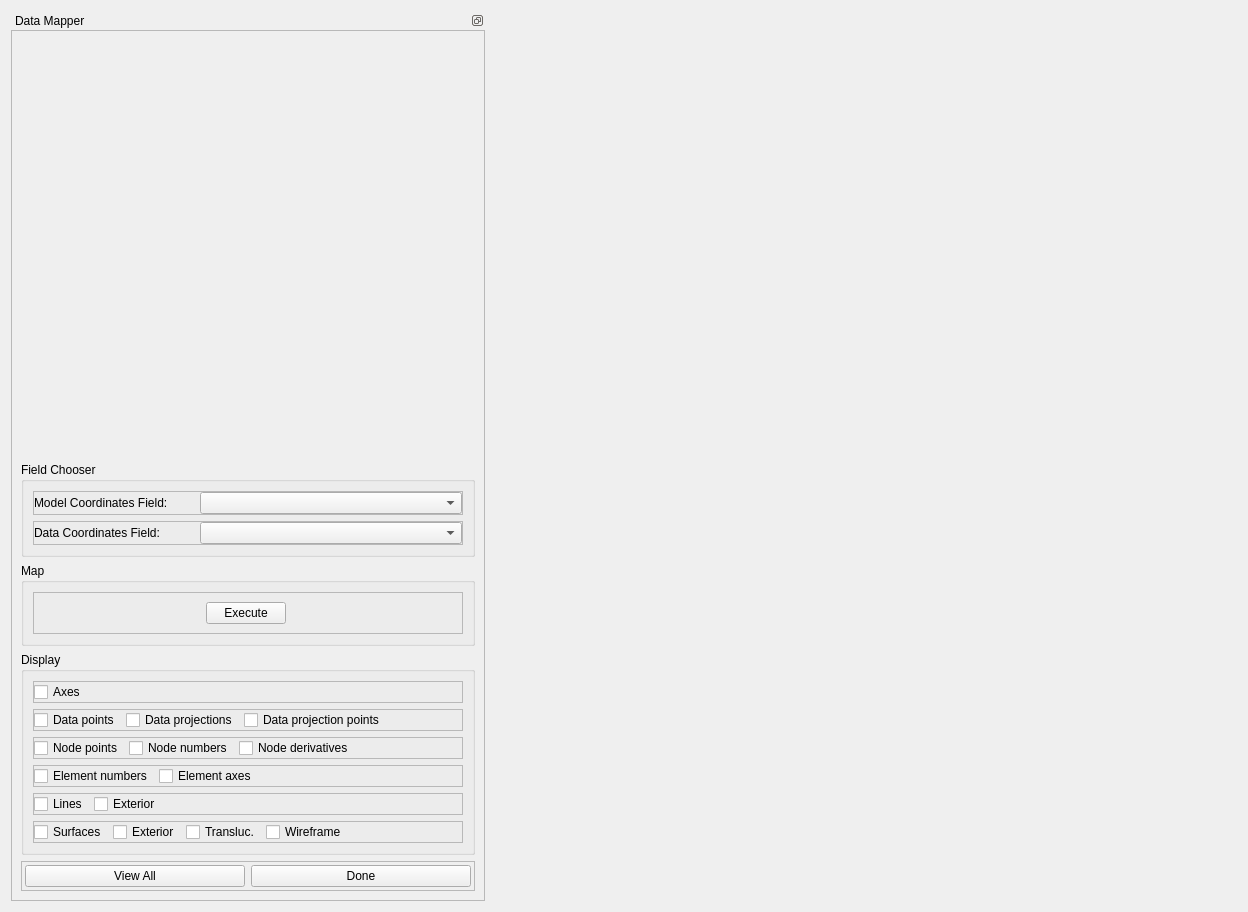
Old version of the form mapclientplugins/datamapstep/qt/datamapwidget.ui in the repository mapclient-plugins/mapclientplugins.datamapstep.
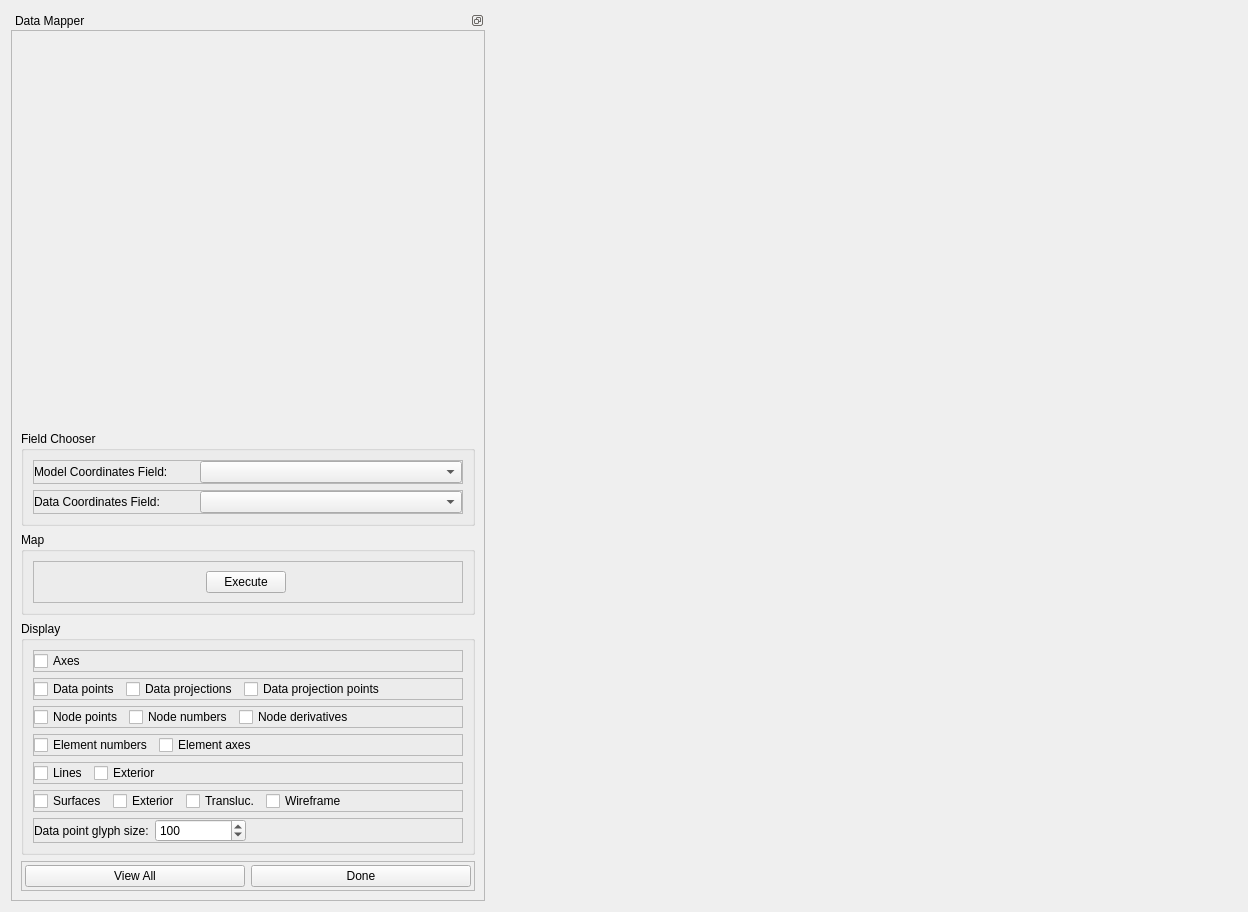
New version of the form. Custom widgets are drawn as their Qt base class.

The edit to the form file:
```diff
--- a/mapclientplugins/datamapstep/qt/datamapwidget.ui
+++ b/mapclientplugins/datamapstep/qt/datamapwidget.ui
@@ -618,6 +618,69 @@
                 </layout>
                </widget>
               </item>
+              <item>
+               <widget class="QFrame" name="displaySurfaces_frame_2">
+                <property name="frameShape">
+                 <enum>QFrame::StyledPanel</enum>
+                </property>
+                <property name="frameShadow">
+                 <enum>QFrame::Raised</enum>
+                </property>
+                <layout class="QHBoxLayout" name="horizontalLayout_9">
+                 <property name="leftMargin">
+                  <number>0</number>
+                 </property>
+                 <property name="topMargin">
+                  <number>0</number>
+                 </property>
+                 <property name="rightMargin">
+                  <number>0</number>
+                 </property>
+                 <property name="bottomMargin">
+                  <number>0</number>
+                 </property>
+                 <item>
+                  <widget class="QLabel" name="label">
+                   <property name="text">
+                    <string>Data point glyph size:</string>
+                   </property>
+                  </widget>
+                 </item>
+                 <item>
+                  <widget class="QSpinBox" name="glyph_size_spinBox">
+                   <property name="minimum">
+                    <number>10</number>
+                   </property>
+                   <property name="maximum">
+                    <number>1000</number>
+                   </property>
+                   <property name="singleStep">
+                    <number>10</number>
+                   </property>
+                   <property name="value">
+                    <number>100</number>
+                   </property>
+                  </widget>
+                 </item>
+                 <item>
+                  <spacer name="horizontalSpacer_3">
+                   <property name="orientation">
+                    <enum>Qt::Horizontal</enum>
+                   </property>
+                   <property name="sizeType">
+                    <enum>QSizePolicy::Fixed</enum>
+                   </property>
+                   <property name="sizeHint" stdset="0">
+                    <size>
+                     <width>216</width>
+                     <height>20</height>
+                    </size>
+                   </property>
+                  </spacer>
+                 </item>
+                </layout>
+               </widget>
+              </item>
              </layout>
              <zorder>displayData_frame</zorder>
              <zorder>displayNodes_frame</zorder>
```
Left out of the diff: 1 changed line with no effect on the pictures.
